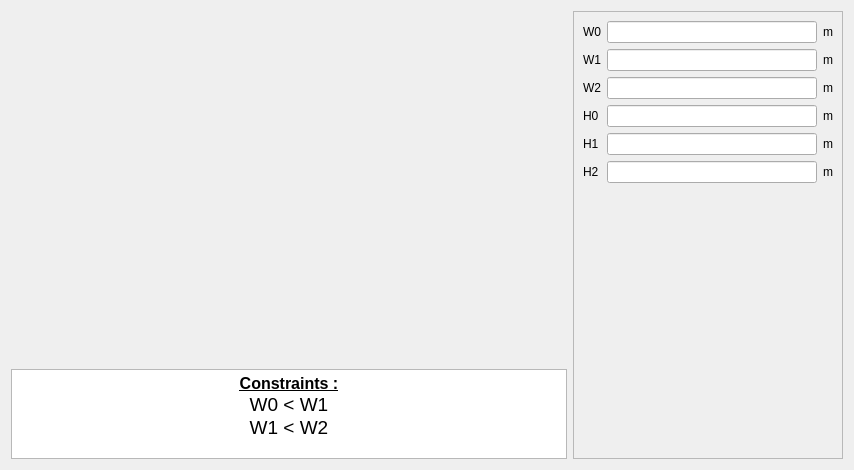
Old version of the form pyleecan/GUI/Dialog/DMachineSetup/SWSlot/PWSlot29/PWSlot29.ui in the repository Eomys/pyleecan.
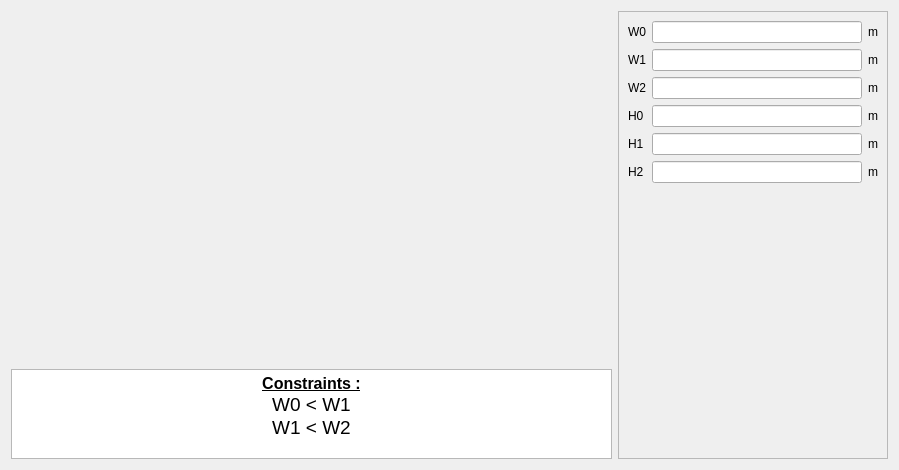
New version of the form. Icons and pictures are not drawn. Custom widgets are drawn as their Qt base class.

Diff of the .ui file:
```diff
--- a/pyleecan/GUI/Dialog/DMachineSetup/SWSlot/PWSlot29/PWSlot29.ui
+++ b/pyleecan/GUI/Dialog/DMachineSetup/SWSlot/PWSlot29/PWSlot29.ui
@@ -6,7 +6,7 @@
    <rect>
     <x>0</x>
     <y>0</y>
-    <width>854</width>
+    <width>899</width>
     <height>470</height>
    </rect>
   </property>
@@ -49,7 +49,10 @@
         <pixmap resource="../../../../Resources/pyleecan.qrc">:/images/images/MachineSetup/WSlot/SlotW29.png</pixmap>
        </property>
        <property name="scaledContents">
-        <bool>true</bool>
+        <bool>false</bool>
+       </property>
+       <property name="alignment">
+        <set>Qt::AlignCenter</set>
        </property>
       </widget>
      </item>
```
